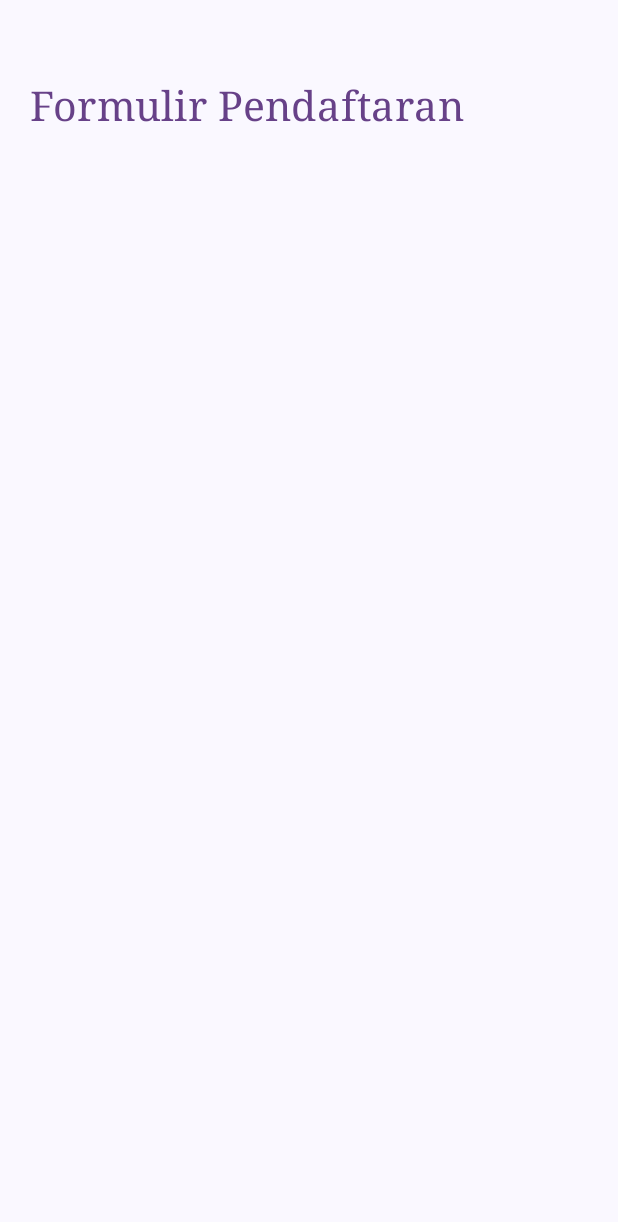
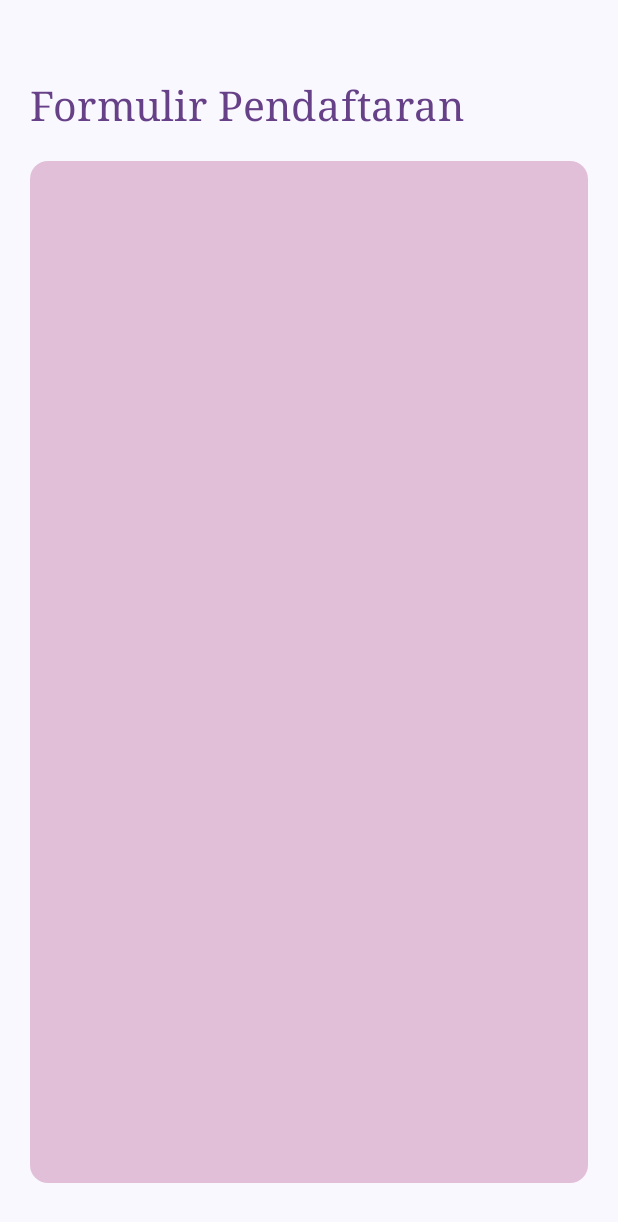
Before and after one commit to sabilafirdias/QuestNavigasTugas_192, an Android app built with Jetpack Compose: the composable FormDaftar shown on its own in the app's theme, on a phone screen of 412 x 824 dp. Shown: the top 1222 px of the screen. Run offline under Robolectric (Android 15) with nearby library versions, the phone set to English and light mode, and no system bars.

Commit message:
membuat card untuk isian formulir

```diff
--- a/app/src/main/java/com/example/tugas6/view/FormulirDaftar.kt
+++ b/app/src/main/java/com/example/tugas6/view/FormulirDaftar.kt
@@ -58,6 +58,13 @@ fun FormDaftar(onBeranda: () -> Unit, modifier: Modifier = Modifier) {
             color = colorResource(id = R.color.ungu3),
             fontFamily = FontFamily.Serif
         )
-
+        ElevatedCard (
+            modifier = Modifier
+                .padding(20.dp)
+                .fillMaxSize(),
+            colors = CardDefaults.cardColors(
+                containerColor = colorResource(id = R.color.ungu1)
+            )
+        ) {}
     }
 }
```
